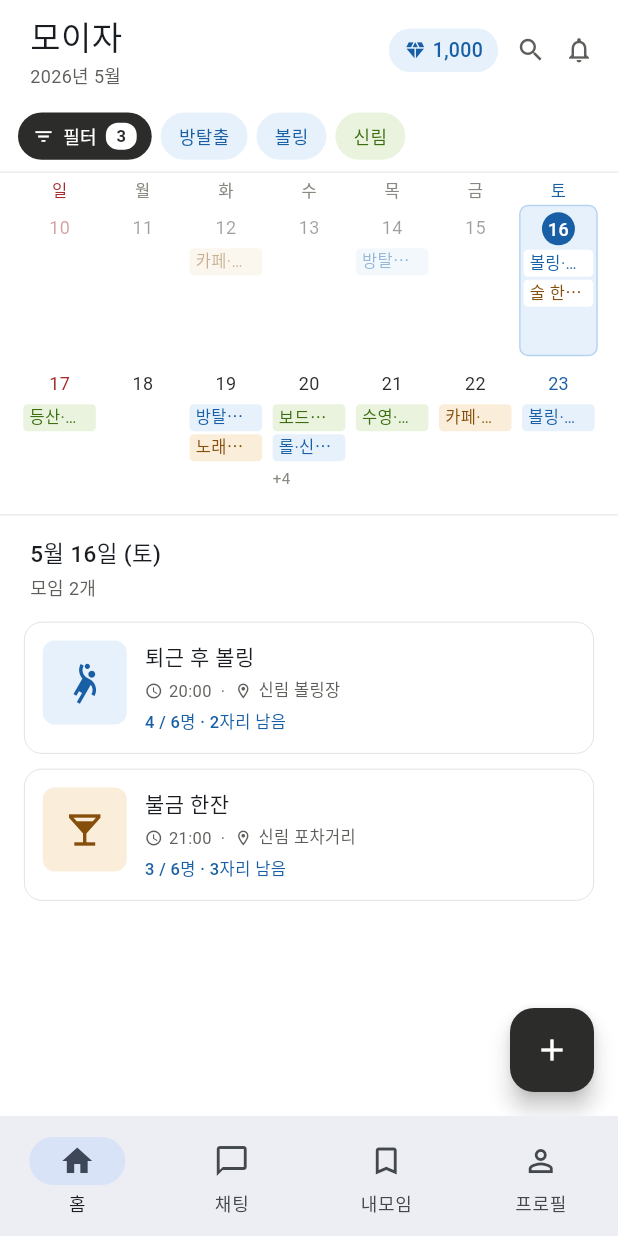
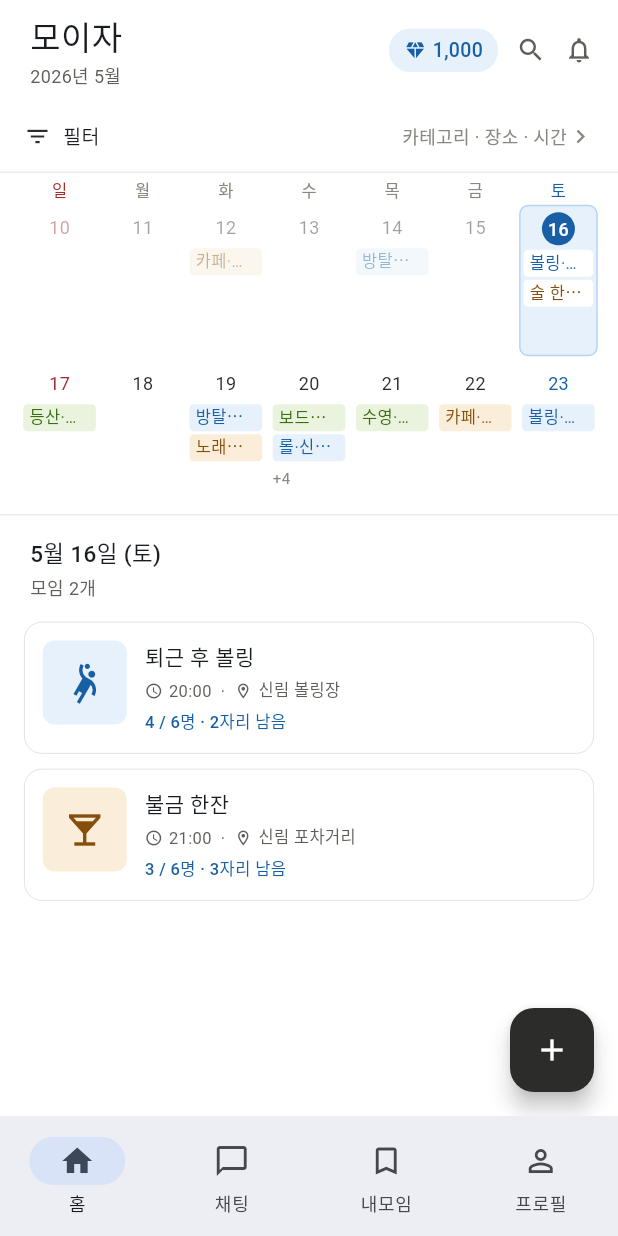
Before and after one commit to MoonOnYou/moija, a Flutter app: the screen it shows after launch, on a phone screen of 412 x 824 dp. Run offline on Flutter 3.47's test engine with Material 3 defaults, Android fonts, the phone set to English and light mode, and no system bars; Roboto replaces fonts that are missing (Pretendard).

Commit message:
feat: wire filter screen into home and apply filtering
FilterBar now accepts activeCount + onTap and carries the filter-bar key;
HomeScreen opens FilterScreen via Navigator.push and holds MeetingFilter state;
TwoWeekCalendar and DayMeetingsPager accept an optional filter param and apply
filter.matches to every meetings list so calendar dots and swipe lists both
respect the active filter.

Co-Authored-By: Claude Opus 4.7 (1M context) <noreply@anthropic.com>

```diff
--- a/lib/features/home/home_screen.dart
+++ b/lib/features/home/home_screen.dart
@@ -1,7 +1,9 @@
 import 'package:flutter/material.dart';
 import 'package:intl/intl.dart';
 import '../../data/meeting_repository.dart';
+import '../../models/meeting_filter.dart';
 import '../../theme/app_colors.dart';
+import '../filter/filter_screen.dart';
 import 'calendar_grid.dart';
 import 'widgets/day_meetings_pager.dart';
 import 'widgets/filter_bar.dart';
@@ -17,19 +19,26 @@ class HomeScreen extends StatefulWidget {
 }
 
 class _HomeScreenState extends State<HomeScreen> {
-  // 목 데이터의 고정 "오늘".
   static final DateTime _today = DateTime(2026, 5, 16);
 
   final MeetingRepository _repository = MeetingRepository();
   late DateTime _windowStart = weekStartOf(_today);
   late DateTime _selectedDay = _today;
+  MeetingFilter _filter = const MeetingFilter.empty();
 
-  /// 달력 탭(미래/오늘 날짜)과 리스트 스와이프 공통 진입점.
   void _goToDay(DateTime day) {
     setState(() {
       _selectedDay = day;
       _windowStart = windowFollowing(_windowStart, day);
     });
+  }
+
+  Future<void> _openFilter() async {
+    final result = await Navigator.push<MeetingFilter>(
+      context,
+      MaterialPageRoute(builder: (_) => FilterScreen(initial: _filter)),
+    );
+    if (result != null) setState(() => _filter = result);
   }
 
   String _monthLabel() {
@@ -39,13 +48,13 @@ class _HomeScreenState extends State<HomeScreen> {
     if (first.month == last.month) {
       return DateFormat('y년 M월', 'ko_KR').format(first);
     }
-    // 두 달에 걸치면 "2026년 5–6월" 형태.
     return '${first.year}년 ${first.month}–${last.month}월';
   }
 
   @override
   Widget build(BuildContext context) {
-    final dayMeetings = _repository.meetingsOn(_selectedDay);
+    final dayMeetings =
+        _repository.meetingsOn(_selectedDay).where(_filter.matches).toList();
 
     return Scaffold(
       backgroundColor: AppColors.bgPrimary,
@@ -55,12 +64,13 @@ class _HomeScreenState extends State<HomeScreen> {
           children: [
             HomeHeader(monthLabel: _monthLabel()),
             const SizedBox(height: 8),
-            const FilterBar(),
+            FilterBar(activeCount: _filter.activeCount, onTap: _openFilter),
             TwoWeekCalendar(
               windowStart: _windowStart,
               selectedDay: _selectedDay,
               today: _today,
               repository: _repository,
+              filter: _filter,
               onDaySelected: _goToDay,
               onWindowChanged: (ws) => setState(() => _windowStart = ws),
             ),
@@ -73,6 +83,7 @@ class _HomeScreenState extends State<HomeScreen> {
                 selectedDay: _selectedDay,
                 today: _today,
                 repository: _repository,
+                filter: _filter,
                 onDayChanged: _goToDay,
               ),
             ),
--- a/lib/features/home/widgets/day_meetings_pager.dart
+++ b/lib/features/home/widgets/day_meetings_pager.dart
@@ -1,5 +1,6 @@
 import 'package:flutter/material.dart';
 import '../../../data/meeting_repository.dart';
+import '../../../models/meeting_filter.dart';
 import '../../../theme/app_colors.dart';
 import '../calendar_grid.dart';
 import 'meeting_card.dart';
@@ -12,12 +13,14 @@ class DayMeetingsPager extends StatefulWidget {
     required this.selectedDay,
     required this.today,
     required this.repository,
+    this.filter = const MeetingFilter.empty(),
     required this.onDayChanged,
   });
 
   final DateTime selectedDay;
   final DateTime today;
   final MeetingRepository repository;
+  final MeetingFilter filter;
   final ValueChanged<DateTime> onDayChanged;
 
   @override
@@ -68,7 +71,10 @@ class _DayMeetingsPagerState extends State<DayMeetingsPager> {
       controller: _controller,
       onPageChanged: _onPageChanged,
       itemBuilder: (context, page) {
-        final meetings = widget.repository.meetingsOn(_dateOf(page));
+        final meetings = widget.repository
+            .meetingsOn(_dateOf(page))
+            .where(widget.filter.matches)
+            .toList();
         if (meetings.isEmpty) return const _EmptyDay();
         return ListView(
           padding: const EdgeInsets.fromLTRB(16, 4, 16, 16),
--- a/lib/features/home/widgets/filter_bar.dart
+++ b/lib/features/home/widgets/filter_bar.dart
@@ -1,87 +1,54 @@
 import 'package:flutter/material.dart';
 import '../../../theme/app_colors.dart';
 
+/// 홈 상단 필터 진입 바. 탭하면 필터 화면으로 이동. 활성 필터 개수를 배지로 표시.
 class FilterBar extends StatelessWidget {
-  const FilterBar({super.key});
+  const FilterBar({super.key, required this.activeCount, required this.onTap});
+
+  final int activeCount;
+  final VoidCallback onTap;
 
   @override
   Widget build(BuildContext context) {
-    return Container(
+    return GestureDetector(
+      key: const Key('filter-bar'),
+      onTap: onTap,
+      behavior: HitTestBehavior.opaque,
+      child: Container(
         height: 48,
-      padding: const EdgeInsets.symmetric(horizontal: 12, vertical: 8),
+        padding: const EdgeInsets.symmetric(horizontal: 16),
         decoration: const BoxDecoration(
           border: Border(
             bottom: BorderSide(color: AppColors.borderTertiary, width: 0.5),
           ),
         ),
-      child: ListView(
-        scrollDirection: Axis.horizontal,
+        child: Row(
           children: [
-          _filterButton(),
-          _chip('방탈출', AppColors.bgInfo, AppColors.textInfo),
-          _chip('볼링', AppColors.bgInfo, AppColors.textInfo),
-          _chip('신림', AppColors.bgSuccess, AppColors.textSuccess),
+            const Icon(Icons.filter_list, size: 18, color: AppColors.textPrimary),
+            const SizedBox(width: 8),
+            const Text('필터',
+                style: TextStyle(fontSize: 13, fontWeight: FontWeight.w500)),
+            const SizedBox(width: 8),
+            if (activeCount > 0)
+              Container(
+                padding: const EdgeInsets.symmetric(horizontal: 8, vertical: 1),
+                decoration: BoxDecoration(
+                  color: AppColors.textInfo,
+                  borderRadius: BorderRadius.circular(10),
+                ),
+                child: Text('$activeCount',
+                    style: const TextStyle(
+                        fontSize: 11,
+                        fontWeight: FontWeight.w600,
+                        color: Colors.white)),
+              ),
+            const Spacer(),
+            const Text('카테고리 · 장소 · 시간',
+                style: TextStyle(fontSize: 12, color: AppColors.textTertiary)),
+            const Icon(Icons.chevron_right, size: 18, color: AppColors.textTertiary),
           ],
+        ),
       ),
     );
   }
-
-  Widget _filterButton() {
-    return Container(
-      margin: const EdgeInsets.only(right: 6),
-      padding: const EdgeInsets.symmetric(horizontal: 10, vertical: 6),
-      decoration: BoxDecoration(
-        color: AppColors.textPrimary,
-        borderRadius: BorderRadius.circular(16),
-      ),
-      child: const Row(
-        children: [
-          Icon(Icons.filter_list, size: 14, color: AppColors.bgPrimary),
-          SizedBox(width: 6),
-          Text('필터',
-              style: TextStyle(
-                  fontSize: 12,
-                  fontWeight: FontWeight.w500,
-                  color: AppColors.bgPrimary)),
-          SizedBox(width: 6),
-          _Badge(),
-        ],
-      ),
-    );
 }
-
-  Widget _chip(String label, Color bg, Color fg) {
-    return Container(
-      margin: const EdgeInsets.only(right: 6),
-      padding: const EdgeInsets.symmetric(horizontal: 12, vertical: 6),
-      decoration: BoxDecoration(
-        color: bg,
-        borderRadius: BorderRadius.circular(16),
-      ),
-      alignment: Alignment.center,
-      child: Text(label,
-          style: TextStyle(
-              fontSize: 12, fontWeight: FontWeight.w500, color: fg)),
-    );
-  }
-}
-
-class _Badge extends StatelessWidget {
-  const _Badge();
-
-  @override
-  Widget build(BuildContext context) {
-    return Container(
-      padding: const EdgeInsets.symmetric(horizontal: 7, vertical: 1),
-      decoration: BoxDecoration(
-        color: AppColors.bgPrimary,
-        borderRadius: BorderRadius.circular(8),
-      ),
-      child: const Text('3',
-          style: TextStyle(
-              fontSize: 11,
-              fontWeight: FontWeight.w600,
-              color: AppColors.textPrimary)),
-    );
-  }
-}
--- a/lib/features/home/widgets/two_week_calendar.dart
+++ b/lib/features/home/widgets/two_week_calendar.dart
@@ -1,5 +1,6 @@
 import 'package:flutter/material.dart';
 import '../../../data/meeting_repository.dart';
+import '../../../models/meeting_filter.dart';
 import '../../../theme/app_colors.dart';
 import '../calendar_grid.dart';
 import 'day_cell.dart';
@@ -13,6 +14,7 @@ class TwoWeekCalendar extends StatefulWidget {
     required this.selectedDay,
     required this.today,
     required this.repository,
+    this.filter = const MeetingFilter.empty(),
     required this.onDaySelected,
     required this.onWindowChanged,
   });
@@ -21,6 +23,7 @@ class TwoWeekCalendar extends StatefulWidget {
   final DateTime selectedDay;
   final DateTime today;
   final MeetingRepository repository;
+  final MeetingFilter filter;
   final ValueChanged<DateTime> onDaySelected;
   final ValueChanged<DateTime> onWindowChanged;
 
@@ -111,7 +114,10 @@ class _TwoWeekCalendarState extends State<TwoWeekCalendar> {
                   padding: const EdgeInsets.all(1.5),
                   child: DayCell(
                     date: date,
-                    meetings: widget.repository.meetingsOn(date),
+                    meetings: widget.repository
+                        .meetingsOn(date)
+                        .where(widget.filter.matches)
+                        .toList(),
                     isPast: _isPast(date),
                     isToday: isSameDay(date, widget.today),
                     isSelected: isSameDay(date, widget.selectedDay),
```
Also changed, not shown: 1 other file. Lines whose indentation alone changed are shown as unchanged.
